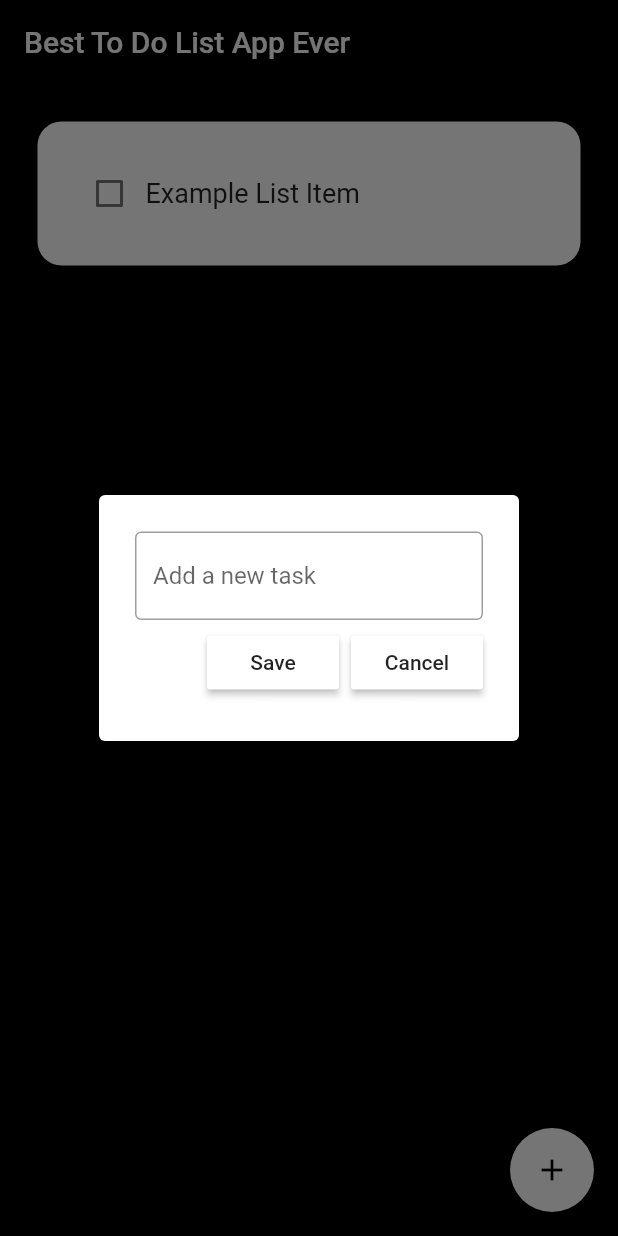
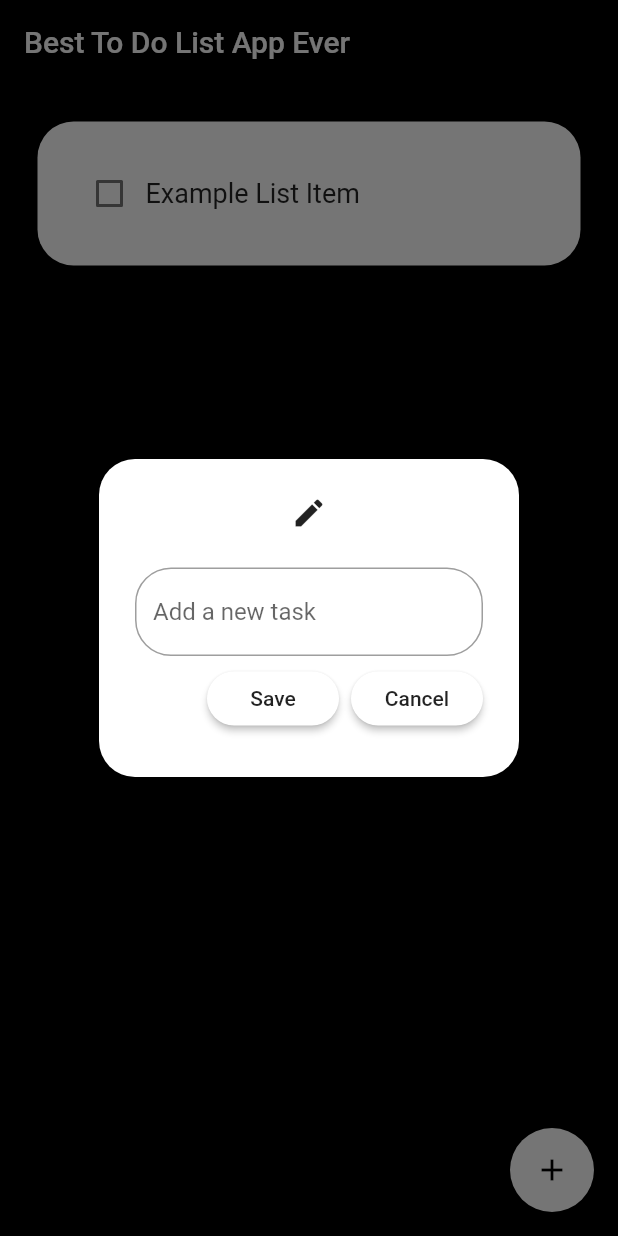
Before and after one commit to fazlialtunn/todo-list-app-flutter, a Flutter app: the screen it shows after launch, after a tap on the "add" icon, on a phone screen of 412 x 824 dp. Run offline on Flutter 3.47's test engine with Material 2 defaults, Android fonts, the phone set to English and light mode, and no system bars; drawn by our look-alikes of flutter_slidable; our stand-ins replace hive_flutter; accounts and stored records are empty.

Commit message:
small fixs

```diff
--- a/lib/utils/custom_button.dart
+++ b/lib/utils/custom_button.dart
@@ -12,6 +12,7 @@ class CustomButton extends StatelessWidget {
   @override
   Widget build(BuildContext context) {
     return MaterialButton(
+      shape: RoundedRectangleBorder(borderRadius: BorderRadius.circular(24)),
       onPressed: onPressed,
       child: Text(text),
       color: Colors.white,
--- a/lib/utils/dialog_box.dart
+++ b/lib/utils/dialog_box.dart
@@ -16,6 +16,9 @@ class DialogBox extends StatelessWidget {
   @override
   Widget build(BuildContext context) {
     return AlertDialog(
+      shape: RoundedRectangleBorder(borderRadius: BorderRadius.circular(24)),
+      icon: Icon(Icons.edit),
+      elevation: 36,
       backgroundColor: Colors.white,
       content: Container(
         height: 120,
@@ -26,14 +29,16 @@ class DialogBox extends StatelessWidget {
                 ? TextField(
                     controller: controller,
                     decoration: InputDecoration(
-                      border: OutlineInputBorder(),
+                      border: OutlineInputBorder(
+                          borderRadius: BorderRadius.circular(24)),
                       hintText: "Edit task",
                     ),
                   )
                 : TextField(
                     controller: controller,
                     decoration: InputDecoration(
-                      border: OutlineInputBorder(),
+                      border: OutlineInputBorder(
+                          borderRadius: BorderRadius.circular(24)),
                       hintText: "Add a new task",
                     ),
                   ),
--- a/lib/utils/todo_tile.dart
+++ b/lib/utils/todo_tile.dart
@@ -26,13 +26,13 @@ class ToDoTile extends StatelessWidget {
           motion: StretchMotion(),
           children: [
             SlidableAction(
-              borderRadius: BorderRadius.circular(16),
+              borderRadius: BorderRadius.circular(24),
               onPressed: deleteTask,
               icon: Icons.delete,
               backgroundColor: Colors.red,
             ),
             SlidableAction(
-              borderRadius: BorderRadius.circular(16),
+              borderRadius: BorderRadius.circular(24),
               onPressed: editTask,
               icon: Icons.edit,
               backgroundColor: Colors.blue,
@@ -60,7 +60,7 @@ class ToDoTile extends StatelessWidget {
           ),
           decoration: BoxDecoration(
             color: Colors.white,
-            borderRadius: BorderRadius.circular(16),
+            borderRadius: BorderRadius.circular(24),
           ),
         ),
       ),
--- a/lib/views/home_page..dart
+++ b/lib/views/home_page..dart
@@ -37,6 +37,7 @@ class _HomePageState extends State<HomePage> {
   void changeTask(String newText, int index) {
     setState(() {
       db.toDoList[index][0] = newText;
+      _controller.clear();
     });
     Navigator.of(context).pop();
     db.updateDataBase();
```
